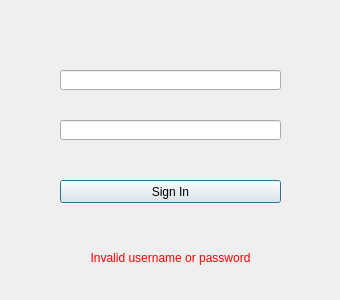
Before: the Qt Designer form LoginDialog.ui in jordynmarlow/DatabaseSystems, drawn with Qt 5.
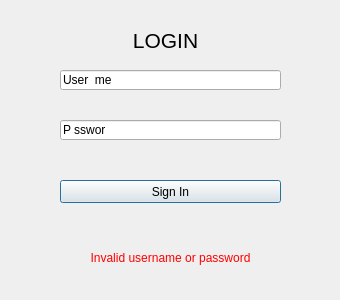
After: the same form once the commit is applied.

Patch:
```diff
--- a/LoginDialog.ui
+++ b/LoginDialog.ui
@@ -22,6 +22,9 @@
      <height>20</height>
     </rect>
    </property>
+   <property name="inputMask">
+    <string>Username</string>
+   </property>
   </widget>
   <widget class="QLineEdit" name="password_le">
    <property name="geometry">
@@ -32,6 +35,9 @@
      <height>20</height>
     </rect>
    </property>
+   <property name="inputMask">
+    <string>Password</string>
+   </property>
   </widget>
   <widget class="QPushButton" name="sign_in_bt">
    <property name="geometry">
@@ -65,6 +71,30 @@
     <set>Qt::AlignCenter</set>
    </property>
   </widget>
+  <widget class="QLabel" name="label">
+   <property name="geometry">
+    <rect>
+     <x>90</x>
+     <y>20</y>
+     <width>151</width>
+     <height>41</height>
+    </rect>
+   </property>
+   <property name="font">
+    <font>
+     <pointsize>16</pointsize>
+    </font>
+   </property>
+   <property name="lineWidth">
+    <number>1</number>
+   </property>
+   <property name="text">
+    <string>LOGIN</string>
+   </property>
+   <property name="alignment">
+    <set>Qt::AlignCenter</set>
+   </property>
+  </widget>
  </widget>
  <resources/>
  <connections/>
```
